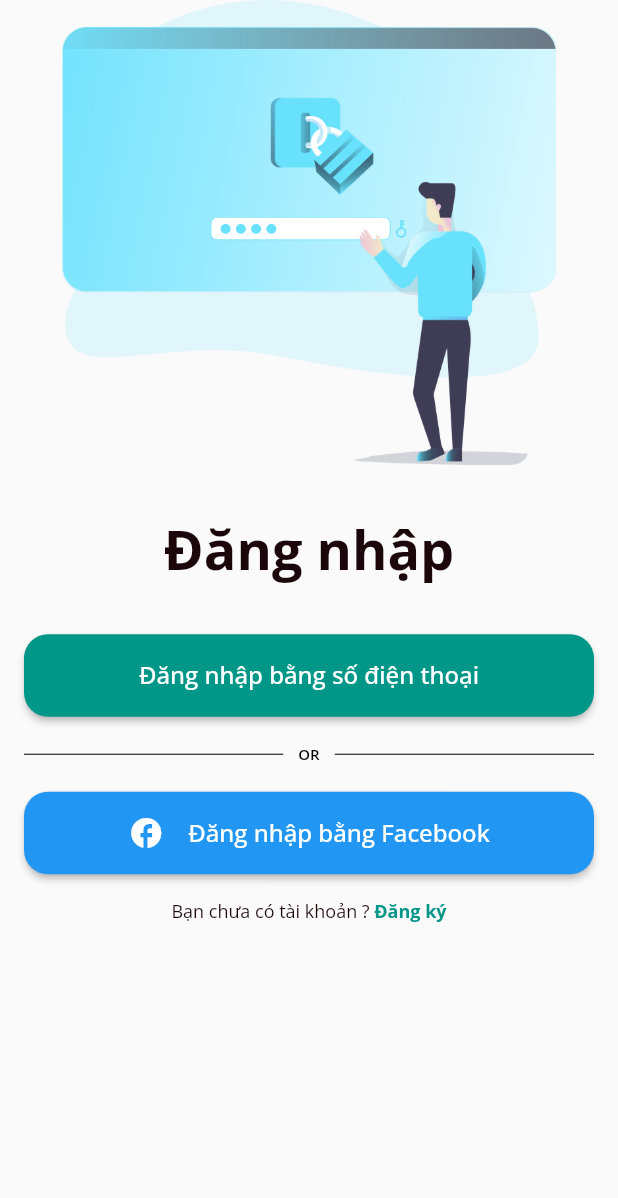
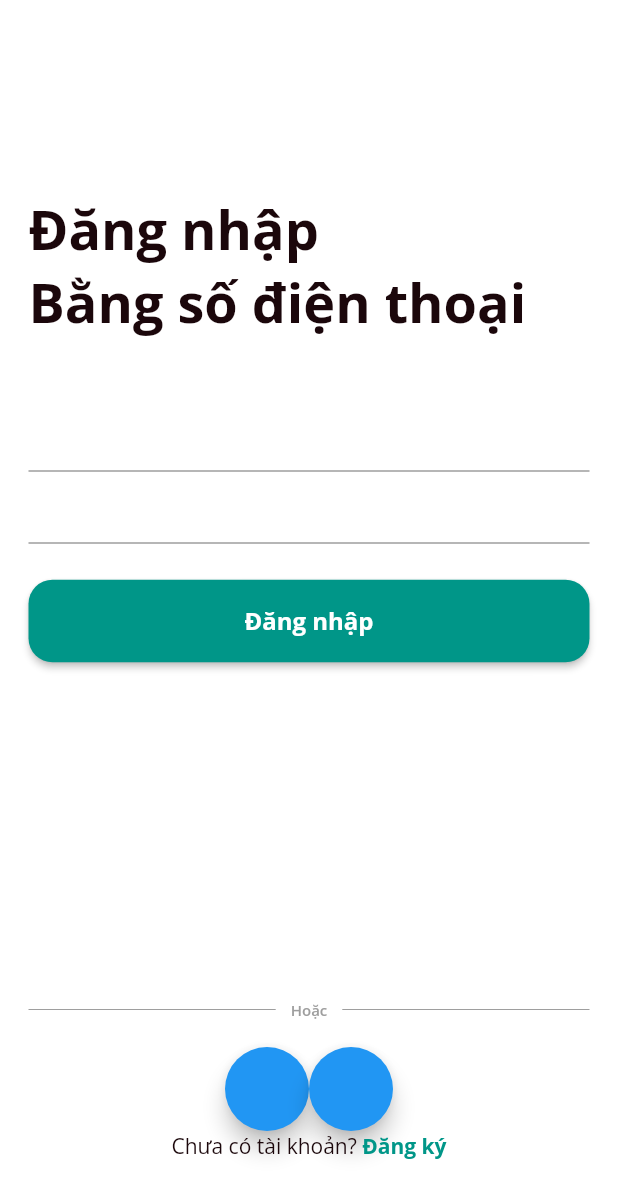
Before and after one commit to FTeambyDinhPhuc/DoAnChuyenNganh_FGo, a Flutter app: the screen it shows after launch, after a tap on "Đăng nhập bằng số điện thoại", on a phone screen of 412 x 824 dp. Shown: the top 1198 px of the screen. Run offline on Flutter 3.47's test engine with Material 2 defaults, Android fonts, the phone set to English and light mode, and no system bars; our stand-ins replace font_awesome_flutter, get; network calls fail.

Commit message:
làm khung màn hình đăng nhập bằng sdt

```diff
--- a/lib/constants.dart
+++ b/lib/constants.dart
@@ -1,5 +1,31 @@
 //Key
+import 'package:flutter/material.dart';
+
 const String google_map_api_key = "AIzaSyDdtJr5cA-GGCN-ccpy11T5_yrUfdZsj0g";
 
 //size
 const double defaultPadding = 16.0;
+const double heightButton = 55.0;
+
+// final kHintTextStyle = TextStyle(
+//   color: Colors.white54,
+//   fontFamily: 'OpenSans',
+// );
+
+// final kLabelStyle = TextStyle(
+//   color: Colors.white,
+//   fontWeight: FontWeight.bold,
+//   fontFamily: 'OpenSans',
+// );
+
+// final kBoxDecorationStyle = BoxDecoration(
+//   color: Color(0xFF6CA8F1),
+//   borderRadius: BorderRadius.circular(10.0),
+//   boxShadow: [
+//     BoxShadow(
+//       color: Colors.black12,
+//       blurRadius: 6.0,
+//       offset: Offset(0, 2),
+//     ),
+//   ],
+// );
--- a/lib/main.dart
+++ b/lib/main.dart
@@ -1,9 +1,13 @@
 import 'package:fgo/routes/routes.dart';
 import 'package:fgo/theme.dart';
 import 'package:flutter/material.dart';
+import 'package:flutter/services.dart';
 import 'package:get/get.dart';
 
 void main() {
+  SystemChrome.setSystemUIOverlayStyle(SystemUiOverlayStyle(
+      statusBarColor: Colors.transparent,
+      statusBarIconBrightness: Brightness.dark));
   runApp(const MyApp());
 }
 
@@ -13,6 +17,7 @@ class MyApp extends StatelessWidget {
   @override
   Widget build(BuildContext context) {
     return GetMaterialApp(
+      debugShowCheckedModeBanner: false,
       title: 'Đặt xe đường dài',
       theme: FgoTheme.lightTheme,
       initialRoute: RoutesClass.splash,
--- a/lib/routes/routes.dart
+++ b/lib/routes/routes.dart
@@ -1,17 +1,32 @@
 import 'package:fgo/views/signed/login_screen.dart';
+import 'package:fgo/views/signed/login_with_phonenumber_screen.dart';
 import 'package:fgo/views/splash_screen.dart';
 import 'package:get/get.dart';
 
 import '../views/home_screen.dart';
 
-class RoutesClass{
-  static String home="/";
-  static String splash="/splash";
-  static String login="/login";
+class RoutesClass {
+  static String home = "/";
+  static String splash = "/splash";
+  static String login = "/login";
+  static String loginWithPhoneNumber = "/loginwithphonenumber";
 
-  static List<GetPage> routes =[
-    GetPage(name: splash, page: ()=>const SplashScreen()),
-    GetPage(name: home, page: ()=>const MyHomePage(),transition: Transition.fadeIn, transitionDuration: Duration(milliseconds: 700)),
-    GetPage(name: login, page: ()=>const Login(),transition: Transition.fadeIn, transitionDuration: Duration(milliseconds: 700)),
+  static List<GetPage> routes = [
+    GetPage(name: splash, page: () => const SplashScreen()),
+    GetPage(
+        name: home,
+        page: () => const MyHomePage(),
+        transition: Transition.fadeIn,
+        transitionDuration: const Duration(milliseconds: 700)),
+    GetPage(
+        name: login,
+        page: () => const Login(),
+        transition: Transition.fadeIn,
+        transitionDuration: const Duration(milliseconds: 700)),
+    GetPage(
+        name: loginWithPhoneNumber,
+        page: () => const LoginWithPhoneNumber(),
+        transition: Transition.rightToLeft,
+        transitionDuration: const Duration(milliseconds: 250)),
   ];
 }
--- a/lib/theme.dart
+++ b/lib/theme.dart
@@ -4,6 +4,8 @@ class FgoTheme {
   static final lightTheme = ThemeData(
       fontFamily: "OpenSans",
       primaryColor: Colors.teal,
+      appBarTheme: AppBarTheme(color: Colors.teal),
+      scaffoldBackgroundColor: Colors.white,
       textTheme: TextTheme(
         headline1: TextStyle(
           color: Color(0xFF1B070B),
@@ -47,7 +49,7 @@ class FgoTheme {
         ),
         button: TextStyle(
           color: Color(0xFF1B070B),
-          fontWeight: FontWeight.w500,
+          fontWeight: FontWeight.w700,
           fontSize: 16,
         ),
       ));
--- /dev/null
+++ b/lib/views/signed/components/button_login.dart
@@ -0,0 +1,85 @@
+import 'package:fgo/constants.dart';
+import 'package:fgo/routes/routes.dart';
+import 'package:flutter/material.dart';
+import 'package:font_awesome_flutter/font_awesome_flutter.dart';
+import 'package:get/get.dart';
+import 'or_divider.dart';
+
+class ButtonLogin extends StatelessWidget {
+  const ButtonLogin({
+    Key? key,
+  }) : super(key: key);
+
+  @override
+  Widget build(BuildContext context) {
+    return Column(
+      crossAxisAlignment: CrossAxisAlignment.stretch,
+      children: [
+        MaterialButton(
+          height: heightButton,
+          color: Colors.blue,
+          child: Row(
+            mainAxisAlignment: MainAxisAlignment.spaceEvenly,
+            children: [
+              Icon(
+                FontAwesomeIcons.facebook,
+                color: Colors.white,
+              ),
+              Text(
+                "Đăng nhập bằng Facebook",
+                style: Theme.of(context)
+                    .textTheme
+                    .button!
+                    .copyWith(color: Colors.white),
+              ),
+            ],
+          ),
+          shape:
+              RoundedRectangleBorder(borderRadius: BorderRadius.circular(16.0)),
+          onPressed: () {},
+        ),
+        const SizedBox(height: defaultPadding),
+        MaterialButton(
+          height: heightButton,
+          color: Colors.orange.shade800,
+          child: Row(
+            mainAxisAlignment: MainAxisAlignment.spaceEvenly,
+            children: [
+              Icon(
+                FontAwesomeIcons.google,
+                color: Colors.white,
+              ),
+              Text(
+                "Đăng nhập bằng Google",
+                style: Theme.of(context)
+                    .textTheme
+                    .button!
+                    .copyWith(color: Colors.white),
+              ),
+            ],
+          ),
+          shape:
+              RoundedRectangleBorder(borderRadius: BorderRadius.circular(16.0)),
+          onPressed: () {},
+        ),
+        OrDivider(),
+        MaterialButton(
+          height: heightButton,
+          color: Theme.of(context).primaryColor,
+          child: Text(
+            "Đăng nhập bằng số điện thoại",
+            style: Theme.of(context)
+                .textTheme
+                .button!
+                .copyWith(color: Colors.white),
+          ),
+          shape:
+              RoundedRectangleBorder(borderRadius: BorderRadius.circular(16.0)),
+          onPressed: () {
+            Get.toNamed(RoutesClass.loginWithPhoneNumber);
+          },
+        ),
+      ],
+    );
+  }
+}
--- /dev/null
+++ b/lib/views/signed/components/image_top.dart
@@ -0,0 +1,41 @@
+import 'package:fgo/constants.dart';
+import 'package:flutter/material.dart';
+import 'package:get/get.dart';
+
+class ImageTop extends StatelessWidget {
+  const ImageTop({
+    Key? key,
+  }) : super(key: key);
+
+  @override
+  Widget build(BuildContext context) {
+    return Column(
+      children: [
+        AnimatedContainer(
+          height: _sizeImage(),
+          duration: const Duration(milliseconds: 400),
+          decoration: const BoxDecoration(
+              image: DecorationImage(
+                  image: AssetImage("assets/images/image_login.png"),
+                  fit: BoxFit.contain)),
+        ),
+        Padding(
+          padding: const EdgeInsets.only(
+              top: defaultPadding * 2, bottom: defaultPadding * 2),
+          child:
+              Text("Đăng nhập", style: Theme.of(context).textTheme.headline1),
+        ),
+      ],
+    );
+  }
+
+  double _sizeImage() {
+    double size = 0;
+    if (Get.width < Get.height) {
+      size = Get.width * 0.7;
+    } else {
+      size = Get.height * 0.7;
+    }
+    return size;
+  }
+}
--- /dev/null
+++ b/lib/views/signed/components/or_divider.dart
@@ -0,0 +1,36 @@
+import 'package:flutter/material.dart';
+
+class OrDivider extends StatelessWidget {
+  const OrDivider({
+    Key? key,
+  }) : super(key: key);
+
+  @override
+  Widget build(BuildContext context) {
+    return Row(
+      children: [
+        _buildDivider(),
+        const Padding(
+          padding: EdgeInsets.symmetric(horizontal: 10),
+          child: Text(
+            "Hoặc",
+            style: TextStyle(
+              color: Colors.grey,
+              fontWeight: FontWeight.w600,
+            ),
+          ),
+        ),
+        _buildDivider(),
+      ],
+    );
+  }
+
+  Expanded _buildDivider() {
+    return Expanded(
+      child: Divider(
+        color: Colors.grey,
+        height: 50,
+      ),
+    );
+  }
+}
--- /dev/null
+++ b/lib/views/signed/components/text_question_select.dart
@@ -0,0 +1,35 @@
+import 'package:flutter/material.dart';
+
+class TextQuestionSelect extends StatelessWidget {
+  final String question;
+  final String select;
+  final Function? press;
+  const TextQuestionSelect(
+      {Key? key,
+      required this.question,
+      required this.select,
+      required this.press})
+      : super(key: key);
+
+  @override
+  Widget build(BuildContext context) {
+    return Row(
+      mainAxisAlignment: MainAxisAlignment.center,
+      children: [
+        Text(
+          "$question",
+          style: Theme.of(context).textTheme.headline6,
+        ),
+        GestureDetector(
+          onTap: press as void Function()?,
+          child: Text(
+            "$select",
+            style: Theme.of(context).textTheme.headline6!.copyWith(
+                color: Theme.of(context).primaryColor,
+                fontWeight: FontWeight.bold),
+          ),
+        )
+      ],
+    );
+  }
+}
--- a/lib/views/signed/login_screen.dart
+++ b/lib/views/signed/login_screen.dart
@@ -1,6 +1,8 @@
 import 'package:fgo/constants.dart';
 import 'package:flutter/material.dart';
-import 'package:get/get.dart';
+import 'components/button_login.dart';
+import 'components/image_top.dart';
+import 'components/text_question_select.dart';
 
 class Login extends StatelessWidget {
   const Login({super.key});
@@ -17,9 +19,16 @@ class Login extends StatelessWidget {
                 bottom: defaultPadding),
             child: Column(
               children: [
-                _imageTop(context),
-                _buttonLogin(context),
-                _dontHaveAccount(context)
+                ImageTop(),
+                ButtonLogin(),
+                const SizedBox(height: defaultPadding),
+                TextQuestionSelect(
+                  question: "Chưa có tài khoản? ",
+                  select: "Đăng ký",
+                  press: () {
+                    print("hihi");
+                  },
+                )
               ],
             ),
           ),
@@ -27,128 +36,4 @@ class Login extends StatelessWidget {
       ),
     );
   }
-
-  Padding _dontHaveAccount(BuildContext context) {
-    return Padding(
-      padding: const EdgeInsets.only(top: defaultPadding),
-      child: Row(
-        mainAxisAlignment: MainAxisAlignment.center,
-        children: [
-          Text(
-            "Bạn chưa có tài khoản ? ",
-            style: Theme.of(context).textTheme.bodyText1,
-          ),
-          GestureDetector(
-            onTap: () {},
-            child: Text(
-              "Đăng ký",
-              style: Theme.of(context).textTheme.bodyText1!.copyWith(
-                  color: Theme.of(context).primaryColor,
-                  fontWeight: FontWeight.bold),
-            ),
-          )
-        ],
-      ),
-    );
-  }
-
-  Column _imageTop(BuildContext context) {
-    return Column(
-      children: [
-        Align(
-            alignment: Alignment.topCenter,
-            child: Image.asset(
-              "assets/images/image_login.png",
-              width: _sizeImage(),
-            )),
-        Padding(
-          padding: const EdgeInsets.only(
-              top: defaultPadding * 2, bottom: defaultPadding * 2),
-          child:
-              Text("Đăng nhập", style: Theme.of(context).textTheme.headline1),
-        ),
-      ],
-    );
-  }
-
-  Column _buttonLogin(BuildContext context) {
-    return Column(
-      crossAxisAlignment: CrossAxisAlignment.stretch,
-      children: [
-        MaterialButton(
-          height: 55,
-          color: Theme.of(context).primaryColor,
-          child: Text(
-            "Đăng nhập bằng số điện thoại",
-            style: Theme.of(context)
-                .textTheme
-                .button!
-                .copyWith(color: Colors.white),
-          ),
-          shape:
-              RoundedRectangleBorder(borderRadius: BorderRadius.circular(16.0)),
-          onPressed: () {},
-        ),
-        Row(
-          children: [
-            _buildDivider(),
-            const Padding(
-              padding: EdgeInsets.symmetric(horizontal: 10),
-              child: Text(
-                "OR",
-                style: TextStyle(
-                  color: Colors.black,
-                  fontWeight: FontWeight.w600,
-                ),
-              ),
-            ),
-            _buildDivider(),
-          ],
-        ),
-        MaterialButton(
-          height: 55,
-          color: Colors.blue,
-          child: Row(
-            mainAxisAlignment: MainAxisAlignment.center,
-            children: [
-              Icon(
-                Icons.facebook,
-                color: Colors.white,
-              ),
-              const SizedBox(width: defaultPadding),
-              Text(
-                "Đăng nhập bằng Facebook",
-                style: Theme.of(context)
-                    .textTheme
-                    .button!
-                    .copyWith(color: Colors.white),
-              ),
-            ],
-          ),
-          shape:
-              RoundedRectangleBorder(borderRadius: BorderRadius.circular(16.0)),
-          onPressed: () {},
-        ),
-      ],
-    );
-  }
 }
-
-double _sizeImage() {
-  double size = 0;
-  if (Get.width < Get.height) {
-    size = Get.width * 0.8;
-  } else {
-    size = Get.height * 0.8;
-  }
-  return size;
-}
-
-Expanded _buildDivider() {
-  return const Expanded(
-    child: Divider(
-      color: Colors.black,
-      height: 50,
-    ),
-  );
-}
--- /dev/null
+++ b/lib/views/signed/login_with_phonenumber_screen.dart
@@ -0,0 +1,88 @@
+import 'package:fgo/constants.dart';
+import 'package:flutter/material.dart';
+import 'components/or_divider.dart';
+import 'components/text_question_select.dart';
+
+class LoginWithPhoneNumber extends StatelessWidget {
+  const LoginWithPhoneNumber({super.key});
+  @override
+  Widget build(BuildContext context) {
+    return Scaffold(
+      resizeToAvoidBottomInset: false,
+      body: SafeArea(
+          child: Padding(
+        padding: const EdgeInsets.only(left: 19, top: 0, right: 19, bottom: 51),
+        child: CustomScrollView(
+          slivers: [
+            SliverFillRemaining(
+              hasScrollBody: false,
+              child: Column(
+                children: [
+                  Expanded(
+                    child: Column(
+                        mainAxisAlignment: MainAxisAlignment.end,
+                        crossAxisAlignment: CrossAxisAlignment.stretch,
+                        children: [
+                          Text(
+                            "Đăng nhập\nBằng số điện thoại",
+                            style: Theme.of(context).textTheme.headline1,
+                          ),
+                          Padding(
+                            padding: const EdgeInsets.only(
+                                top: defaultPadding * 2.5,
+                                bottom: defaultPadding * 1.5),
+                            child: Column(children: [TextField(), TextField()]),
+                          ),
+                        ]),
+                  ),
+                  Expanded(
+                    child: Column(
+                        mainAxisAlignment: MainAxisAlignment.spaceBetween,
+                        children: [
+                          MaterialButton(
+                            minWidth: double.infinity,
+                            height: heightButton,
+                            color: Theme.of(context).primaryColor,
+                            child: Text(
+                              "Đăng nhập",
+                              style: Theme.of(context)
+                                  .textTheme
+                                  .button!
+                                  .copyWith(color: Colors.white),
+                            ),
+                            shape: RoundedRectangleBorder(
+                                borderRadius: BorderRadius.circular(16.0)),
+                            onPressed: () {},
+                          ),
+                          Column(
+                            children: [
+                              OrDivider(),
+                              Row(
+                                mainAxisAlignment: MainAxisAlignment.center,
+                                children: [
+                                  FloatingActionButton(
+                                      heroTag: "btn1", onPressed: () {}),
+                                  FloatingActionButton(
+                                      heroTag: "btn2", onPressed: () {})
+                                ],
+                              ),
+                              TextQuestionSelect(
+                                question: "Chưa có tài khoản? ",
+                                select: "Đăng ký",
+                                press: () {
+                                  print("hihi");
+                                },
+                              )
+                            ],
+                          )
+                        ]),
+                  )
+                ],
+              ),
+            ),
+          ],
+        ),
+      )),
+    );
+  }
+}
--- a/pubspec.yaml
+++ b/pubspec.yaml
@@ -38,6 +38,7 @@ dependencies:
   # The following adds the Cupertino Icons font to your application.
   # Use with the CupertinoIcons class for iOS style icons.
   cupertino_icons: ^1.0.2
+  font_awesome_flutter: ^10.2.1
   json_serializable: ^6.4.0
 
 dev_dependencies:
```
Also changed, not shown: pubspec.lock.
